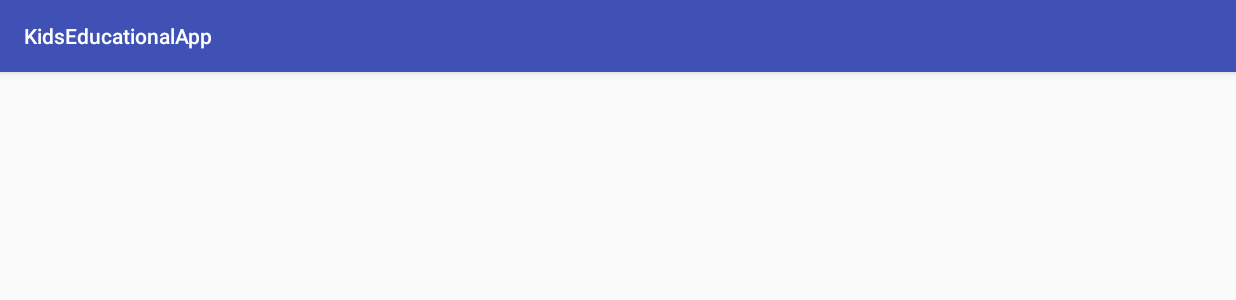
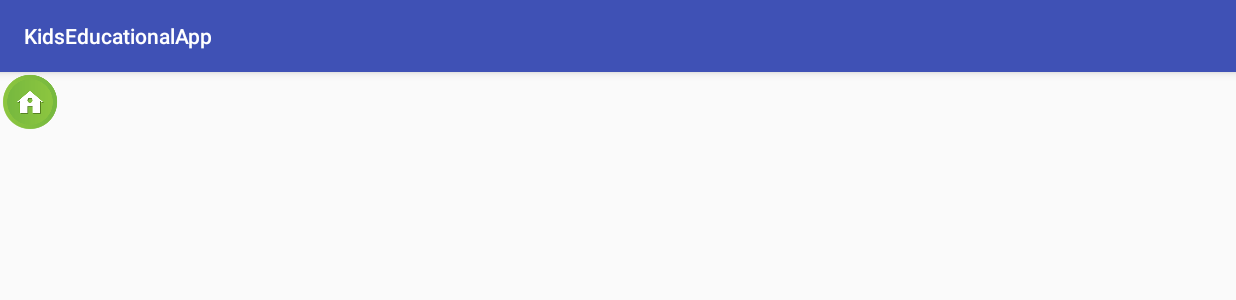
Before and after one commit to priyam1996/KidsEducationalApp, an Android app: the Information screen opened directly, with no data from a screen before it, on a phone screen of 824 x 412 dp (held sideways). Shown: the top 300 px of the screen. Run offline under Robolectric (Android 15) with nearby library versions, the phone set to English and light mode, and no system bars.

Commit message:
information xml

```diff
--- a/app/src/main/res/layout/activity_information.xml
+++ b/app/src/main/res/layout/activity_information.xml
@@ -6,5 +6,14 @@
     android:layout_height="match_parent"
     tools:context="com.kuncham.kidseducationalapp.Information">
 
+    <ImageView
+        android:id="@+id/gohome_image"
+        android:layout_width="40sp"
+        android:layout_height="40sp"
+        android:contentDescription="@string/todo"
+        android:src="@drawable/images"
+        tools:layout_editor_absoluteX="16dp"
+        tools:layout_editor_absoluteY="16dp"
+        tools:ignore="MissingConstraints" />
 
 </android.support.constraint.ConstraintLayout>
```
